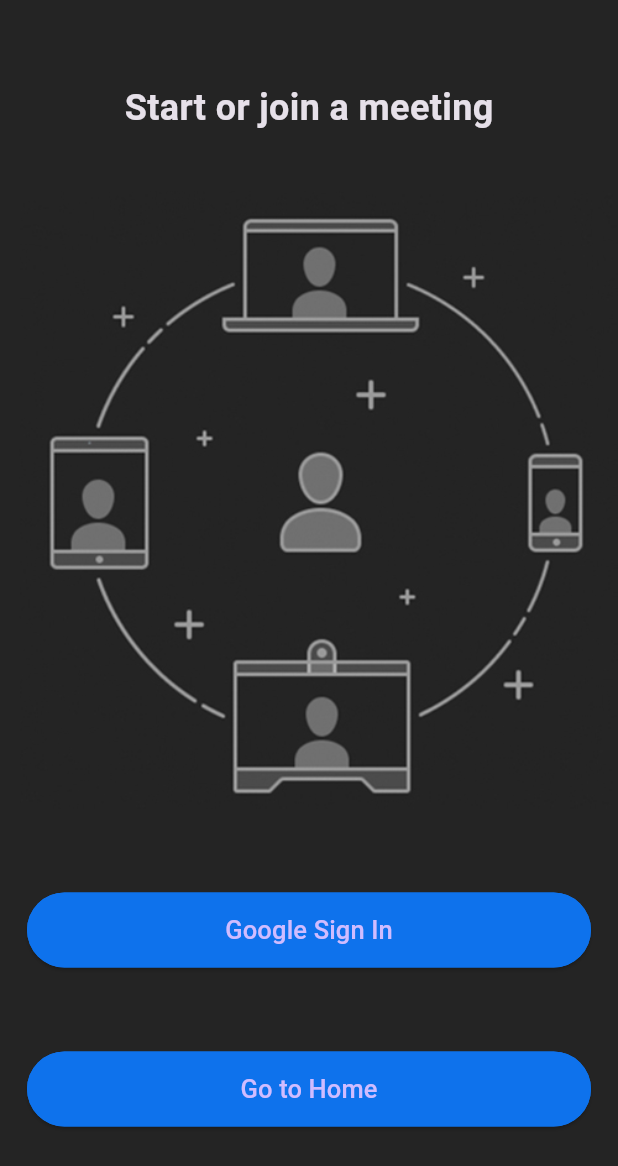
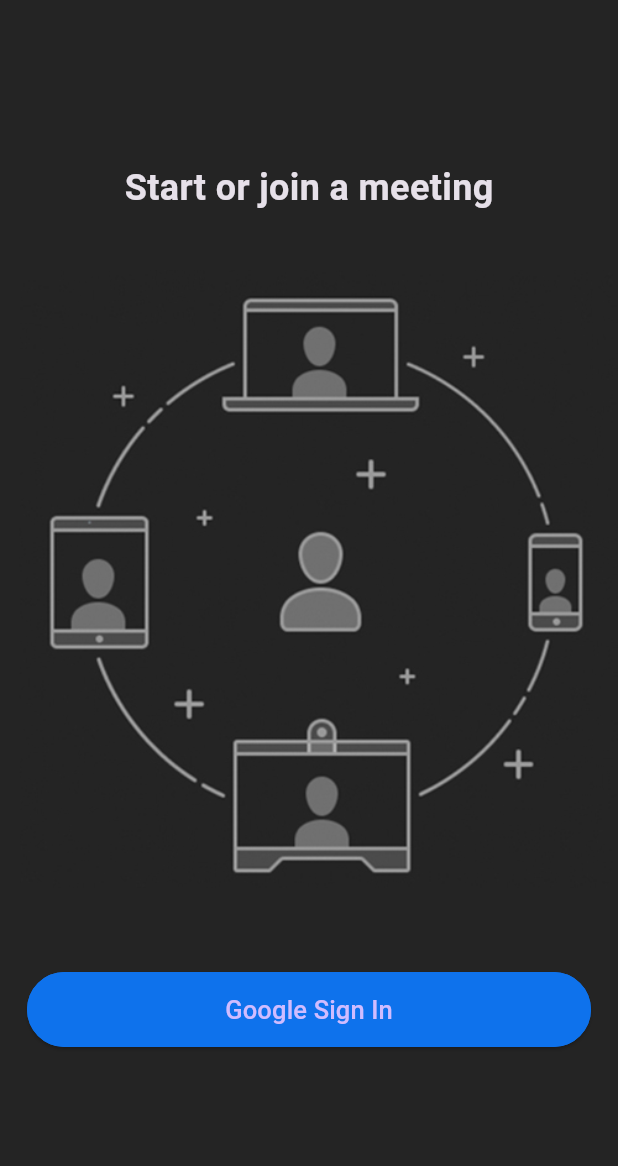
Before and after one commit to Mustazir/Meetique---Video-Communication-Platform, a Flutter app: the screen it shows after launch, on a phone screen of 412 x 824 dp. Shown: the top 1166 px of the screen. Run offline on Flutter 3.47's test engine with Material 3 defaults, Android fonts, the phone set to English and light mode, and no system bars; our stand-ins replace cloud_firestore, firebase_auth, firebase_core, google_sign_in; missing offline and left inert: jitsi_meet; accounts and stored records are empty.

Commit message:
Final Version V1

```diff
--- a/lib/screens/login_screen.dart
+++ b/lib/screens/login_screen.dart
@@ -36,13 +36,7 @@
               }
             },
           ),
-          const SizedBox(height: 20), // Add some space between the buttons
-          CustomButton(
-            text: 'Go to Home',
-            onPressed: () {
-              Navigator.pushNamed(context, '/home');
-            },
-          ),
+
         ],
       ),
     );
```
Also changed, not shown: 2 other files.
